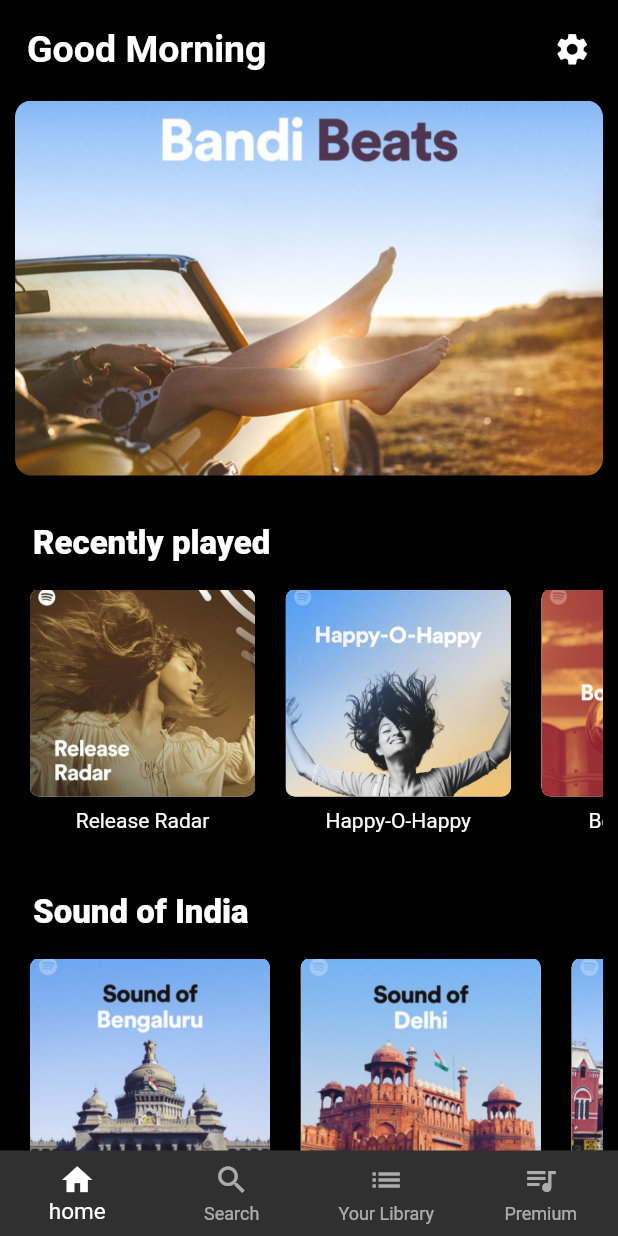
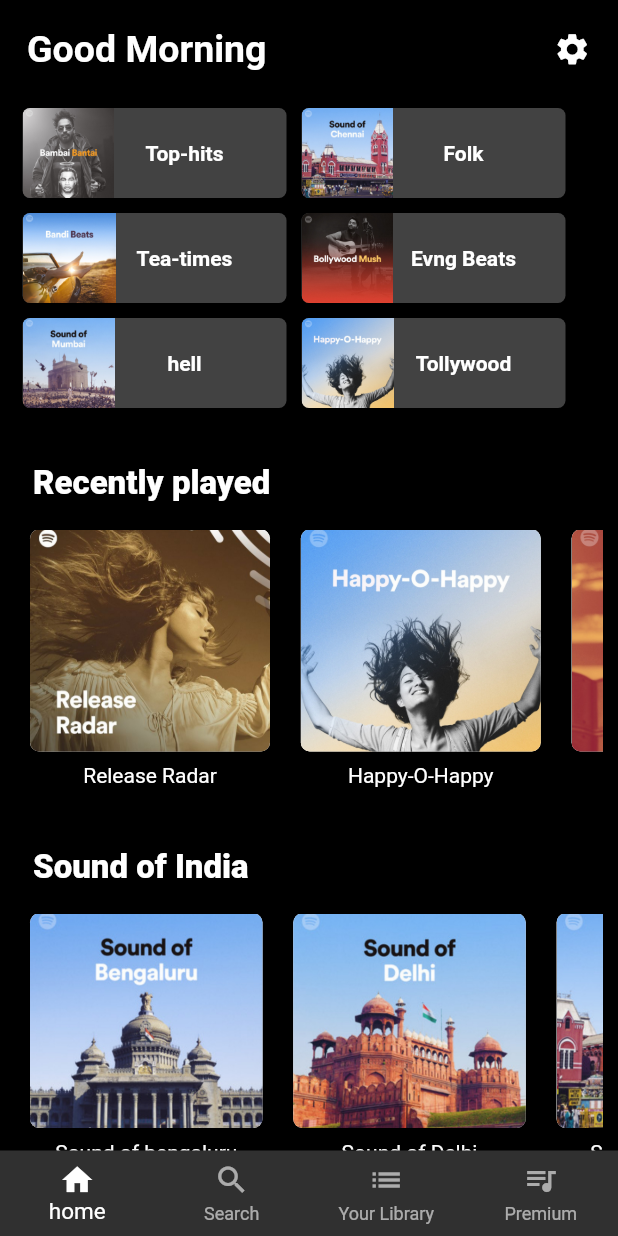
Before and after one commit to san-jayy/Spotify_ui, a Flutter app: the screen it shows after launch, on a phone screen of 412 x 824 dp. Run offline on Flutter 3.47's test engine with Material 2 defaults, Android fonts, the phone set to English and light mode, and no system bars.

Commit message:
final Homwpage

```diff
--- a/lib/Screens/Homepage/HomeScreen.dart
+++ b/lib/Screens/Homepage/HomeScreen.dart
@@ -2,6 +2,7 @@ import 'package:flutter/material.dart';
 import 'package:flutter/rendering.dart';
 import 'homeGridContainer.dart';
 import '../../Constants.dart';
+import 'topGrid.dart';
 
 class Home0 extends StatefulWidget {
   @override
@@ -71,14 +72,42 @@ class _Home0State extends State<Home0> {
                 height: 12,
               ),
               Container(
-                decoration: BoxDecoration(
-                  borderRadius: BorderRadius.circular(11),
-                  //color: Colors.white,
-                  image: DecorationImage(
-                      image: AssetImage('images/b2.jpg'), fit: BoxFit.cover),
+                child: Row(
+                  children: [
+                    Column(
+                      children: [
+                        Tophomegrid(
+                          image: 'images/b6.jpg',
+                          text: 'Top-hits',
+                        ),
+                        Tophomegrid(
+                          image: 'images/b2.jpg',
+                          text: 'Tea-times',
+                        ),
+                        Tophomegrid(
+                          image: 'images/s5.jpg',
+                          text: 'hell',
+                        ),
+                      ],
+                    ),
+                    Column(
+                      children: [
+                        Tophomegrid(
+                          image: 'images/s4.jpg',
+                          text: 'Folk',
+                        ),
+                        Tophomegrid(
+                          image: 'images/b5.jpg',
+                          text: 'Evng Beats',
+                        ),
+                        Tophomegrid(
+                          image: 'images/b3.jpg',
+                          text: 'Tollywood',
+                        ),
+                      ],
+                    )
+                  ],
                 ),
-                width: double.infinity,
-                height: 250,
               ),
               SizedBox(
                 height: 20,
@@ -95,7 +124,7 @@ class _Home0State extends State<Home0> {
               ),
               HomeGridContainers(
                 gridContainers: _bgridcontainers,
-                height: 170,
+                height: 180,
               ),
               SizedBox(
                 height: 20,
@@ -109,7 +138,7 @@ class _Home0State extends State<Home0> {
               ),
               HomeGridContainers(
                 gridContainers: _gridContainers,
-                height: 180,
+                height: 175,
               ),
               SizedBox(
                 height: 20,
@@ -128,7 +157,7 @@ class _Home0State extends State<Home0> {
               ),
               HomeGridContainers(
                 gridContainers: _bgridcontainers,
-                height: 190,
+                height: 180,
               ),
               SizedBox(
                 height: 40,
--- a/lib/Screens/Homepage/homeGridContainer.dart
+++ b/lib/Screens/Homepage/homeGridContainer.dart
@@ -8,7 +8,8 @@ class HomeGridContainers extends StatelessWidget {
 
   @override
   Widget build(BuildContext context) {
-    return Container(
+    return GestureDetector(
+      child: Container(
         height: height,
         width: double.infinity,
         child: NotificationListener<OverscrollIndicatorNotification>(
@@ -49,6 +50,7 @@ class HomeGridContainers extends StatelessWidget {
                 .toList(),
           ),
         ),
+      ),
     );
   }
 }
--- /dev/null
+++ b/lib/Screens/Homepage/topGrid.dart
@@ -0,0 +1,39 @@
+import 'package:flutter/material.dart';
+
+class Tophomegrid extends StatelessWidget {
+  final String image;
+  final String text;
+  Tophomegrid({this.image, this.text});
+
+  @override
+  Widget build(BuildContext context) {
+    return Padding(
+      padding: const EdgeInsets.all(5.0),
+      child: Container(
+        child: Center(
+          child: Container(
+              height: 60,
+              width: 176,
+              decoration: BoxDecoration(
+                  color: Colors.grey[800],
+                  borderRadius: BorderRadius.circular(5),
+                  image: DecorationImage(
+                      image: AssetImage(image),
+                      alignment: Alignment.centerLeft)),
+              child: Padding(
+                padding: const EdgeInsets.only(
+                    top: 10, right: 20, left: 60, bottom: 10),
+                child: Center(
+                  child: Text(
+                    text,
+                    textAlign: TextAlign.right,
+                    style: TextStyle(
+                        color: Colors.white, fontWeight: FontWeight.bold),
+                  ),
+                ),
+              )),
+        ),
+      ),
+    );
+  }
+}
```
Lines whose indentation alone changed are shown as unchanged.
